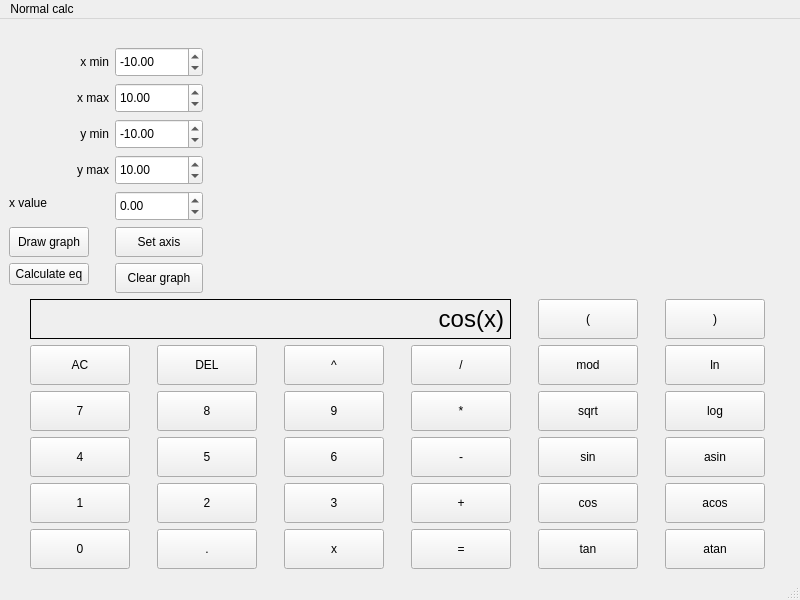
darrpama/CPP3_SmartCalc_v2.0-1, file src/Calculator/View/View.ui: the form before one commit.
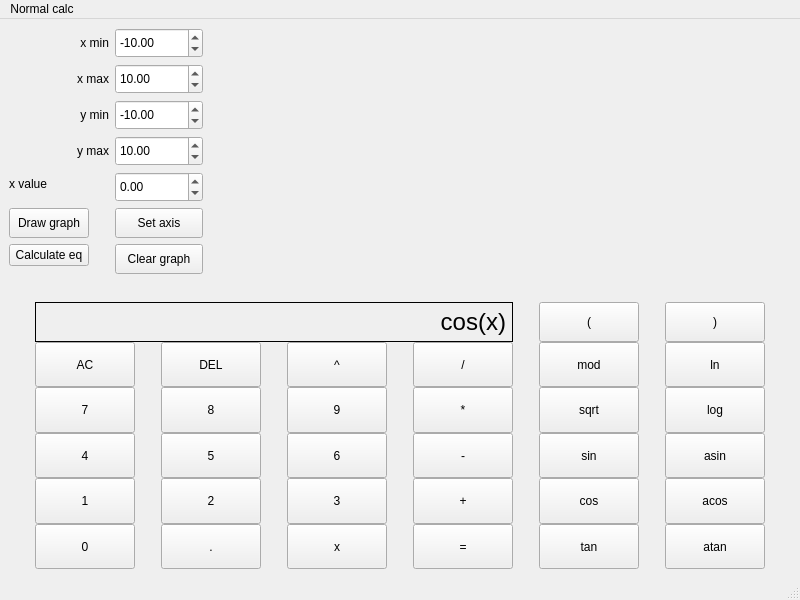
The form after the commit. Custom widgets are drawn as their Qt base class.

What changed in the file:
```diff
--- a/src/Calculator/View/View.ui
+++ b/src/Calculator/View/View.ui
@@ -16,6 +16,12 @@
     <verstretch>0</verstretch>
    </sizepolicy>
   </property>
+  <property name="minimumSize">
+   <size>
+    <width>462</width>
+    <height>0</height>
+   </size>
+  </property>
   <property name="maximumSize">
    <size>
     <width>800</width>
@@ -43,7 +49,7 @@
         <property name="sizeConstraint">
          <enum>QLayout::SetDefaultConstraint</enum>
         </property>
-        <item row="1" column="0">
+        <item row="0" column="0">
          <widget class="QLabel" name="Lxmin">
           <property name="sizePolicy">
            <sizepolicy hsizetype="Fixed" vsizetype="Fixed">
@@ -65,7 +71,7 @@
           </property>
          </widget>
         </item>
-        <item row="1" column="1">
+        <item row="0" column="1">
          <widget class="QDoubleSpinBox" name="xmin_spinbox">
           <property name="sizePolicy">
            <sizepolicy hsizetype="Fixed" vsizetype="Fixed">
@@ -93,7 +99,7 @@
           </property>
          </widget>
         </item>
-        <item row="2" column="0">
+        <item row="1" column="0">
          <widget class="QLabel" name="Lxmax">
           <property name="sizePolicy">
            <sizepolicy hsizetype="Fixed" vsizetype="Minimum">
@@ -115,7 +121,7 @@
           </property>
          </widget>
         </item>
-        <item row="2" column="1">
+        <item row="1" column="1">
          <widget class="QDoubleSpinBox" name="xmax_spinbox">
           <property name="sizePolicy">
            <sizepolicy hsizetype="Fixed" vsizetype="Minimum">
@@ -140,7 +146,7 @@
           </property>
          </widget>
         </item>
-        <item row="3" column="0">
+        <item row="2" column="0">
          <widget class="QLabel" name="Lymin">
           <property name="sizePolicy">
            <sizepolicy hsizetype="Fixed" vsizetype="Minimum">
@@ -162,7 +168,7 @@
           </property>
          </widget>
         </item>
-        <item row="3" column="1">
+        <item row="2" column="1">
          <widget class="QDoubleSpinBox" name="ymin_spinbox">
           <property name="sizePolicy">
            <sizepolicy hsizetype="Fixed" vsizetype="Minimum">
@@ -187,7 +193,7 @@
           </property>
          </widget>
         </item>
-        <item row="4" column="0">
+        <item row="3" column="0">
          <widget class="QLabel" name="Lymax">
           <property name="sizePolicy">
            <sizepolicy hsizetype="Fixed" vsizetype="Minimum">
@@ -209,20 +215,80 @@
           </property>
          </widget>
         </item>
-        <item row="0" column="1">
-         <spacer name="verticalSpacer">
-          <property name="orientation">
-           <enum>Qt::Vertical</enum>
+        <item row="3" column="1">
+         <widget class="QDoubleSpinBox" name="ymax_spinbox">
+          <property name="sizePolicy">
+           <sizepolicy hsizetype="Fixed" vsizetype="Minimum">
+            <horstretch>0</horstretch>
+            <verstretch>0</verstretch>
+           </sizepolicy>
           </property>
-          <property name="sizeHint" stdset="0">
+          <property name="minimumSize">
            <size>
-            <width>20</width>
-            <height>40</height>
+            <width>60</width>
+            <height>30</height>
            </size>
           </property>
-         </spacer>
+          <property name="minimum">
+           <double>-100000000.000000000000000</double>
+          </property>
+          <property name="maximum">
+           <double>100000000.000000000000000</double>
+          </property>
+          <property name="value">
+           <double>10.000000000000000</double>
+          </property>
+         </widget>
         </item>
-        <item row="6" column="1">
+        <item row="4" column="0">
+         <widget class="QLabel" name="label_2">
+          <property name="text">
+           <string>x value</string>
+          </property>
+         </widget>
+        </item>
+        <item row="4" column="1">
+         <widget class="QDoubleSpinBox" name="xValue">
+          <property name="sizePolicy">
+           <sizepolicy hsizetype="Fixed" vsizetype="Minimum">
+            <horstretch>0</horstretch>
+            <verstretch>0</verstretch>
+           </sizepolicy>
+          </property>
+          <property name="minimumSize">
+           <size>
+            <width>60</width>
+            <height>30</height>
+           </size>
+          </property>
+          <property name="minimum">
+           <double>-100000000.000000000000000</double>
+          </property>
+          <property name="maximum">
+           <double>100000000.000000000000000</double>
+          </property>
+         </widget>
+        </item>
+        <item row="5" column="0">
+         <widget class="QPushButton" name="Bdraw_graph">
+          <property name="sizePolicy">
+           <sizepolicy hsizetype="Expanding" vsizetype="Fixed">
+            <horstretch>0</horstretch>
+            <verstretch>0</verstretch>
+           </sizepolicy>
+          </property>
+          <property name="minimumSize">
+           <size>
+            <width>40</width>
+            <height>30</height>
+           </size>
+          </property>
+          <property name="text">
+           <string>Draw graph</string>
+          </property>
+         </widget>
+        </item>
+        <item row="5" column="1">
          <widget class="QPushButton" name="Bset_axis">
           <property name="sizePolicy">
            <sizepolicy hsizetype="Expanding" vsizetype="Fixed">
@@ -244,87 +310,14 @@
           </property>
          </widget>
         </item>
-        <item row="4" column="1">
-         <widget class="QDoubleSpinBox" name="ymax_spinbox">
-          <property name="sizePolicy">
-           <sizepolicy hsizetype="Fixed" vsizetype="Minimum">
-            <horstretch>0</horstretch>
-            <verstretch>0</verstretch>
-           </sizepolicy>
-          </property>
-          <property name="minimumSize">
-           <size>
-            <width>60</width>
-            <height>30</height>
-           </size>
-          </property>
-          <property name="minimum">
-           <double>-100000000.000000000000000</double>
-          </property>
-          <property name="maximum">
-           <double>100000000.000000000000000</double>
-          </property>
-          <property name="value">
-           <double>10.000000000000000</double>
-          </property>
-         </widget>
-        </item>
         <item row="6" column="0">
-         <widget class="QPushButton" name="Bdraw_graph">
-          <property name="sizePolicy">
-           <sizepolicy hsizetype="Expanding" vsizetype="Fixed">
-            <horstretch>0</horstretch>
-            <verstretch>0</verstretch>
-           </sizepolicy>
-          </property>
-          <property name="minimumSize">
-           <size>
-            <width>40</width>
-            <height>30</height>
-           </size>
-          </property>
-          <property name="text">
-           <string>Draw graph</string>
-          </property>
-         </widget>
-        </item>
-        <item row="5" column="1">
-         <widget class="QDoubleSpinBox" name="xValue">
-          <property name="sizePolicy">
-           <sizepolicy hsizetype="Fixed" vsizetype="Minimum">
-            <horstretch>0</horstretch>
-            <verstretch>0</verstretch>
-           </sizepolicy>
-          </property>
-          <property name="minimumSize">
-           <size>
-            <width>60</width>
-            <height>30</height>
-           </size>
-          </property>
-          <property name="minimum">
-           <double>-100000000.000000000000000</double>
-          </property>
-          <property name="maximum">
-           <double>100000000.000000000000000</double>
-          </property>
-         </widget>
-        </item>
-        <item row="5" column="0">
-         <widget class="QLabel" name="label_2">
-          <property name="text">
-           <string>x value</string>
-          </property>
-         </widget>
-        </item>
-        <item row="7" column="0">
          <widget class="QPushButton" name="pBcalculate_eq">
           <property name="text">
            <string>Calculate eq</string>
           </property>
          </widget>
         </item>
-        <item row="7" column="1">
+        <item row="6" column="1">
          <widget class="QPushButton" name="Bgraphclear">
           <property name="sizePolicy">
            <sizepolicy hsizetype="Expanding" vsizetype="Fixed">
@@ -355,7 +348,7 @@
         </property>
         <property name="minimumSize">
          <size>
-          <width>0</width>
+          <width>210</width>
           <height>210</height>
          </size>
         </property>
@@ -365,6 +358,9 @@
     </item>
     <item>
      <layout class="QGridLayout" name="gridLayout">
+      <property name="spacing">
+       <number>0</number>
+      </property>
       <item row="1" column="1">
        <widget class="QPushButton" name="Bdel">
         <property name="sizePolicy">
@@ -777,6 +773,12 @@
         <property name="text">
          <string>AC</string>
         </property>
+        <property name="iconSize">
+         <size>
+          <width>16</width>
+          <height>16</height>
+         </size>
+        </property>
         <property name="shortcut">
          <string>Del</string>
         </property>
```
Left out of the diff: 3 changed lines with no effect on the pictures.
